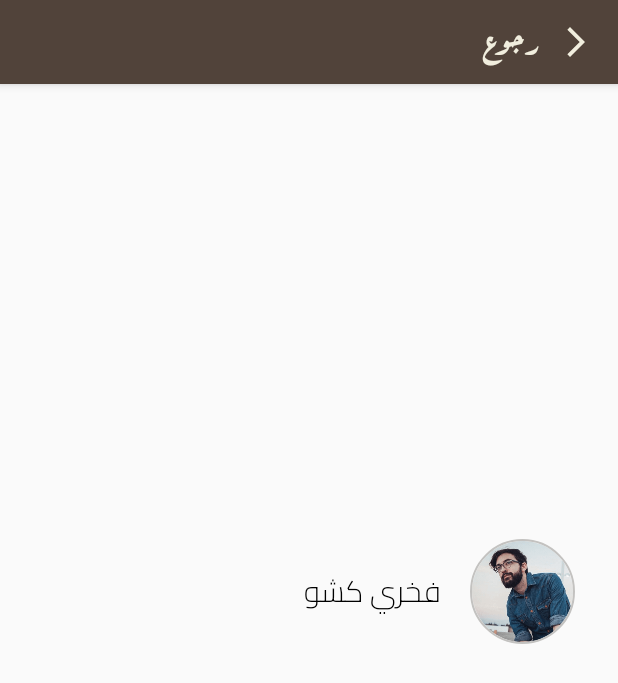
After one commit to kchaou-fakhri/maddina, an Android app: the fragment UserFragment shown on its own in the app's theme, on a phone screen of 412 x 824 dp. The commit adds this screen. Shown: the top 683 px of the screen. Run offline under Robolectric (Android 15) with nearby library versions, the phone set to English and light mode, and no system bars; our stand-ins replace CircleImageView; 1 statement that could not run was skipped.

Commit message:
Fix bug Create Post Fragment Add New Fragment Profile

```diff
--- /dev/null
+++ b/app/src/main/java/fakhri/kchaou/maddina/view/profile/UserFragment.kt
@@ -0,0 +1,61 @@
+package fakhri.kchaou.maddina.view.profile
+
+
+import android.os.Bundle
+import android.view.LayoutInflater
+import android.view.View
+import android.view.ViewGroup
+import android.widget.Toast
+import androidx.fragment.app.Fragment
+import androidx.fragment.app.FragmentManager
+import androidx.lifecycle.ViewModelProvider
+import fakhri.kchaou.maddina.R
+import fakhri.kchaou.maddina.databinding.FragmentProfileBinding
+import fakhri.kchaou.maddina.view.home.HomeFragment
+import fakhri.kchaou.maddina.viewmodel.PostVM
+
+
+class UserFragment : Fragment() {
+
+    private var _binding  : FragmentProfileBinding? = null
+    private val binding get() =_binding!!
+
+
+    override fun onCreate(savedInstanceState: Bundle?) {
+        super.onCreate(savedInstanceState)
+        arguments?.let {
+        }
+    }
+
+    override fun onCreateView(
+        inflater: LayoutInflater, container: ViewGroup?,
+        savedInstanceState: Bundle?
+    ): View? {
+        _binding = FragmentProfileBinding.inflate(inflater, container, false)
+
+        binding.btnBack.setOnClickListener   {
+            returnToHome()
+        }
+        binding.username.setOnClickListener    {
+
+            Toast.makeText(this.context, "test", Toast.LENGTH_SHORT).show()
+            binding.username.setText("Manef Jedidi")
+        }
+/*        binding.profile_image.setOnClickListener    {
+
+            Toast.makeText(this.context, "test", Toast.LENGTH_SHORT).show()
+
+        }*/
+
+        return binding.root
+    }
+    fun returnToHome(){
+        val profileFragment = HomeFragment()
+        val fragmentManager: FragmentManager? = fragmentManager
+        val fragmentTransaction = fragmentManager?.beginTransaction()
+        fragmentTransaction?.replace(R.id.home_fragment, profileFragment)
+        fragmentTransaction?.commit()
+
+
+    }
+}
--- /dev/null
+++ b/app/src/main/res/layout/fragment_profile.xml
@@ -0,0 +1,97 @@
+<?xml version="1.0" encoding="utf-8"?>
+<androidx.constraintlayout.widget.ConstraintLayout xmlns:android="http://schemas.android.com/apk/res/android"
+    xmlns:app="http://schemas.android.com/apk/res-auto"
+    xmlns:tools="http://schemas.android.com/tools"
+    android:layout_width="match_parent"
+    android:layout_height="match_parent"
+
+
+    tools:context=".view.post.CreatePostFragment">
+
+    <com.google.android.material.appbar.AppBarLayout
+        android:id="@+id/appBarLayout2"
+        android:layout_width="match_parent"
+        android:layout_height="wrap_content"
+        app:layout_constraintTop_toTopOf="parent"
+        tools:ignore="MissingConstraints">
+
+        <androidx.constraintlayout.widget.ConstraintLayout
+            android:layout_width="match_parent"
+            android:layout_height="wrap_content">
+
+            <androidx.appcompat.widget.Toolbar
+                android:id="@+id/toolbar"
+                android:layout_width="match_parent"
+                android:layout_height="match_parent"
+                android:background="?attr/colorPrimary"
+                android:minHeight="?attr/actionBarSize"
+                android:theme="?attr/actionBarTheme"
+
+                app:layout_constraintBottom_toBottomOf="parent"
+                app:layout_constraintTop_toTopOf="parent"
+                tools:layout_editor_absoluteX="0dp" />
+
+            <com.google.android.material.button.MaterialButton
+                android:id="@+id/btn_back"
+                style="@style/Widget.AppCompat.Button.Borderless"
+                android:layout_width="110dp"
+                android:layout_height="wrap_content"
+                android:fontFamily="@font/arefruqaa"
+                android:text="@string/back"
+                android:textColor="@color/yellow_color"
+                android:textSize="20sp"
+                app:icon="@drawable/ic_forward"
+                app:iconTint="@color/yellow_color"
+                app:iconGravity="end"
+                app:layout_constraintBottom_toBottomOf="parent"
+                app:layout_constraintEnd_toEndOf="@+id/toolbar"
+                app:layout_constraintHorizontal_bias="1.0"
+                app:layout_constraintStart_toStartOf="@+id/toolbar"
+                app:layout_constraintTop_toTopOf="parent"
+                app:layout_constraintVertical_bias="0.571" />
+        </androidx.constraintlayout.widget.ConstraintLayout>
+
+
+    </com.google.android.material.appbar.AppBarLayout>
+
+
+    <androidx.constraintlayout.widget.ConstraintLayout
+        android:layout_width="match_parent"
+        android:layout_height="676dp"
+        app:layout_constraintBottom_toBottomOf="parent"
+        app:layout_constraintTop_toBottomOf="@+id/appBarLayout2"
+        app:layout_constraintVertical_bias="0.0"
+        tools:layout_editor_absoluteX="0dp">
+
+        <de.hdodenhof.circleimageview.CircleImageView
+            android:id="@+id/profile_image"
+            android:layout_width="70dp"
+            android:layout_height="70dp"
+            android:clickable="true"
+            android:src="@drawable/user"
+            app:civ_border_color="#C3C2C0"
+            app:civ_border_width="1dp"
+            app:layout_constraintBottom_toBottomOf="parent"
+            app:layout_constraintEnd_toEndOf="parent"
+            app:layout_constraintHorizontal_bias="0.917"
+            app:layout_constraintStart_toStartOf="parent"
+            app:layout_constraintTop_toTopOf="parent" />
+
+        <TextView
+            android:id="@+id/username"
+            android:layout_width="wrap_content"
+            android:layout_height="wrap_content"
+            android:clickable="true"
+            android:fontFamily="@font/cairo_light"
+            android:text="فخري كشو"
+            android:textColor="@color/black"
+            android:textSize="20sp"
+            app:layout_constraintBottom_toBottomOf="parent"
+            app:layout_constraintEnd_toStartOf="@+id/profile_image"
+            app:layout_constraintHorizontal_bias="0.914"
+            app:layout_constraintStart_toStartOf="parent"
+            app:layout_constraintTop_toTopOf="parent" />
+
+
+    </androidx.constraintlayout.widget.ConstraintLayout>
+</androidx.constraintlayout.widget.ConstraintLayout>
--- a/app/src/main/res/menu/bottom_navigation_menu.xml
+++ b/app/src/main/res/menu/bottom_navigation_menu.xml
@@ -5,6 +5,11 @@
         android:id="@+id/menu"
         android:enabled="true"
         android:icon="@drawable/ic_news"
+        android:title=""/>
+    <item
+        android:id="@+id/profile"
+        android:enabled="true"
+        android:icon="@drawable/ic_profile"
         android:title=""/>
 
     <item
```
Also changed, not shown: app/src/main/java/fakhri/kchaou/maddina/view/HomeActivity.kt (+10 -0 lines), app/src/main/res/drawable/ic_profile.xml (added, +10 -0 lines), app/src/main/res/layout/fragment_create_post.xml (+10 -9 lines).
